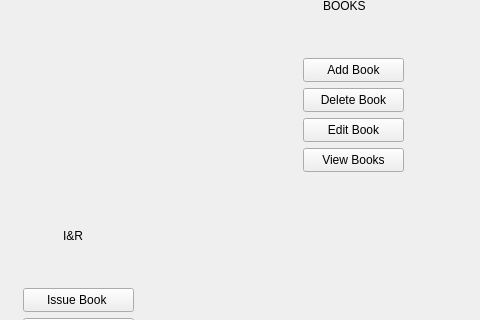
The window that Library-Management-System/mainmenu.ui (danisensei/Library-Management-System) describes before a commit, drawn with Qt 5; both pictures show x 307 to 787 and y 102 to 422 of the 787 by 562 pixel window.
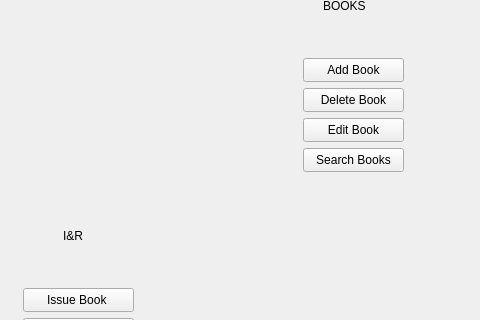
The same window after the commit.

Patch:
```diff
--- a/Library-Management-System/mainmenu.ui
+++ b/Library-Management-System/mainmenu.ui
@@ -176,7 +176,7 @@
     </rect>
    </property>
    <property name="text">
-    <string>View Books</string>
+    <string>Search Books</string>
    </property>
   </widget>
   <widget class="QPushButton" name="deletebookbutton">
```
Left out of the diff: 2 changed lines with no effect on the pictures.
